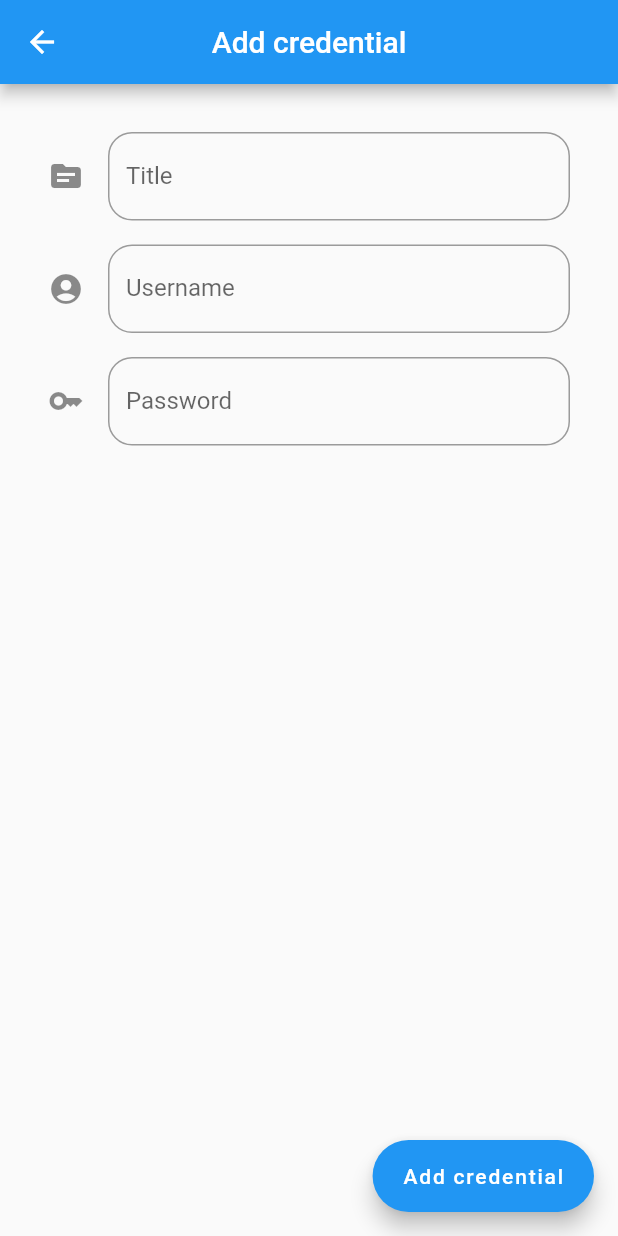
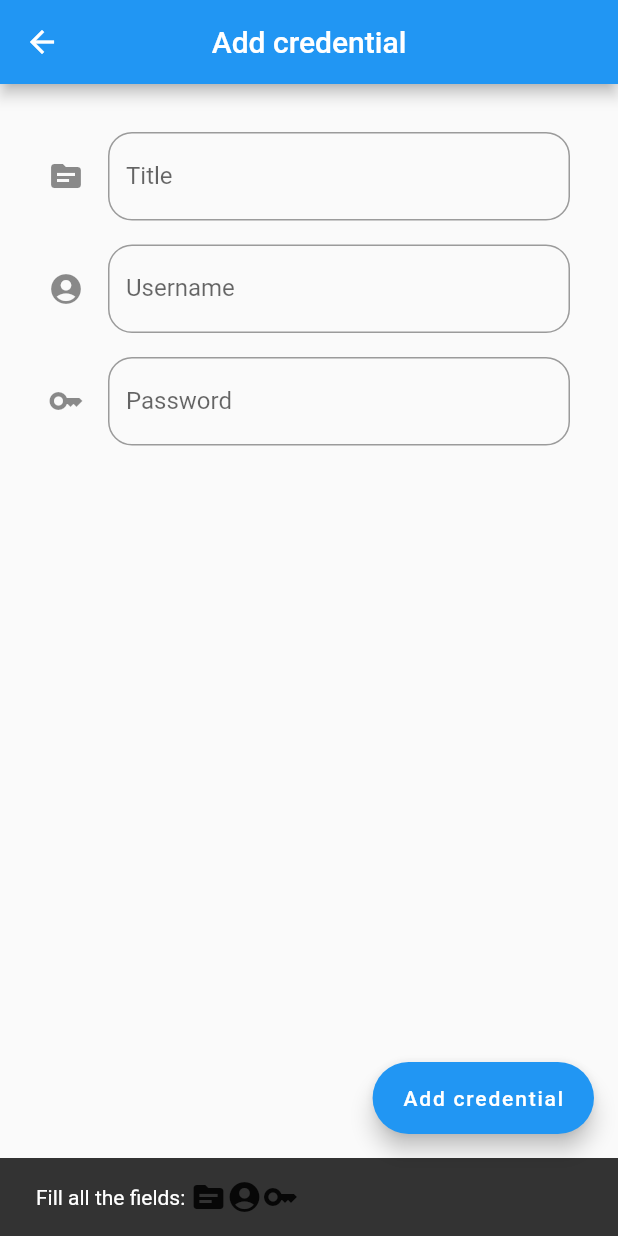
Before and after one commit to selecky/trezor, a Flutter app: the AddEditCred screen opened directly, after a tap on "Add credential", on a phone screen of 412 x 824 dp. Run offline on Flutter 3.47's test engine with Material 2 defaults, Android fonts, the phone set to English and light mode, and no system bars; our stand-ins replace bloc, flutter_bloc, get_it, hive; accounts and stored records are empty.

Commit message:
12 - snackbars

```diff
--- a/lib/screens/add_edit_cred.dart
+++ b/lib/screens/add_edit_cred.dart
@@ -12,7 +12,6 @@ class AddEditCred extends StatefulWidget {
   const AddEditCred({Key? key, Credential? credential})
       : _credential = credential,
         super(key: key);
-
 
 
   @override
@@ -37,7 +36,7 @@ class _AddEditCredState extends State<AddEditCred> {
   void initState() {
     super.initState();
 
-    if(widget._credential != null){
+    if (widget._credential != null) {
       _credential = widget._credential;
       _isEditing = true;
       _titleController.text = _credential!.title;
@@ -49,7 +48,6 @@ class _AddEditCredState extends State<AddEditCred> {
     } else {
       _isEditing = false;
     }
-
   }
 
 
@@ -67,13 +65,13 @@ class _AddEditCredState extends State<AddEditCred> {
         floatingActionButton:
         FloatingActionButton.extended(
           heroTag: 'FAB',
-        label: Text(_isEditing? Strings.editCredential : Strings.addCredential),
+          label: Text(_isEditing ? Strings.editCredential : Strings.addCredential),
           onPressed: () {
             saveCred();
           },),
         appBar: AppBar(
           centerTitle: true,
-        title: Text(_isEditing? Strings.editCredential : Strings.addCredential),
+          title: Text(_isEditing ? Strings.editCredential : Strings.addCredential),
         ),
         body: Padding(
           padding: const EdgeInsets.all(32.0),
@@ -131,24 +129,51 @@ class _AddEditCredState extends State<AddEditCred> {
   }
 
   void saveCred() {
-
-    if(
-    _credential?.title == null || _credential!.title.trim().isEmpty ||
-    _credential?.username == null || _credential!.title.trim().isEmpty ||
-    _credential?.password == null || _credential!.title.trim().isEmpty
-    ){
-      // TODO
+    if (
+    _credential?.title == null || _credential!
+        .title
+        .trim()
+        .isEmpty ||
+        _credential?.username == null || _credential!
+        .title
+        .trim()
+        .isEmpty ||
+        _credential?.password == null || _credential!
+        .title
+        .trim()
+        .isEmpty
+    ) {
+      ScaffoldMessenger.of(context).showSnackBar(SnackBar(content: Row(
+        children: [
+          Text(Strings.fillAllFields + ': '),
+          if(_credential?.title == null || _credential!
+              .title
+              .trim()
+              .isEmpty) const Icon(Icons.topic),
+          if(_credential?.username == null || _credential!
+              .username
+              .trim()
+              .isEmpty) const Icon(Icons.account_circle),
+          if(_credential?.password == null || _credential!
+              .password
+              .trim()
+              .isEmpty) const Icon(Icons.key),
+        ],
+      )));
     }
 
     _credential ??= Credential(
-        id: DateTime.now().millisecondsSinceEpoch.toString(),
+        id: DateTime
+            .now()
+            .millisecondsSinceEpoch
+            .toString(),
         title: _title!,
         username: _username!,
         password: _password!
     );
 
 
-    if(widget._credential == null){
+    if (widget._credential == null) {
       context.read<CredCubit>().addCredential(_credential!);
     } else {
       // TODO
--- a/lib/strings/strings.dart
+++ b/lib/strings/strings.dart
@@ -9,5 +9,8 @@ class Strings {
   static String detail = 'Detail';
   static String username = 'Username';
   static String password = 'Password';
+  static String fillAllFields = 'Fill all the fields';
+  static String textCopied = 'Text was copied to clipboard.';
+
 
 }
```
Also changed, not shown: lib/screens/detail.dart (+39 -7 lines). Lines whose indentation alone changed are shown as unchanged.
